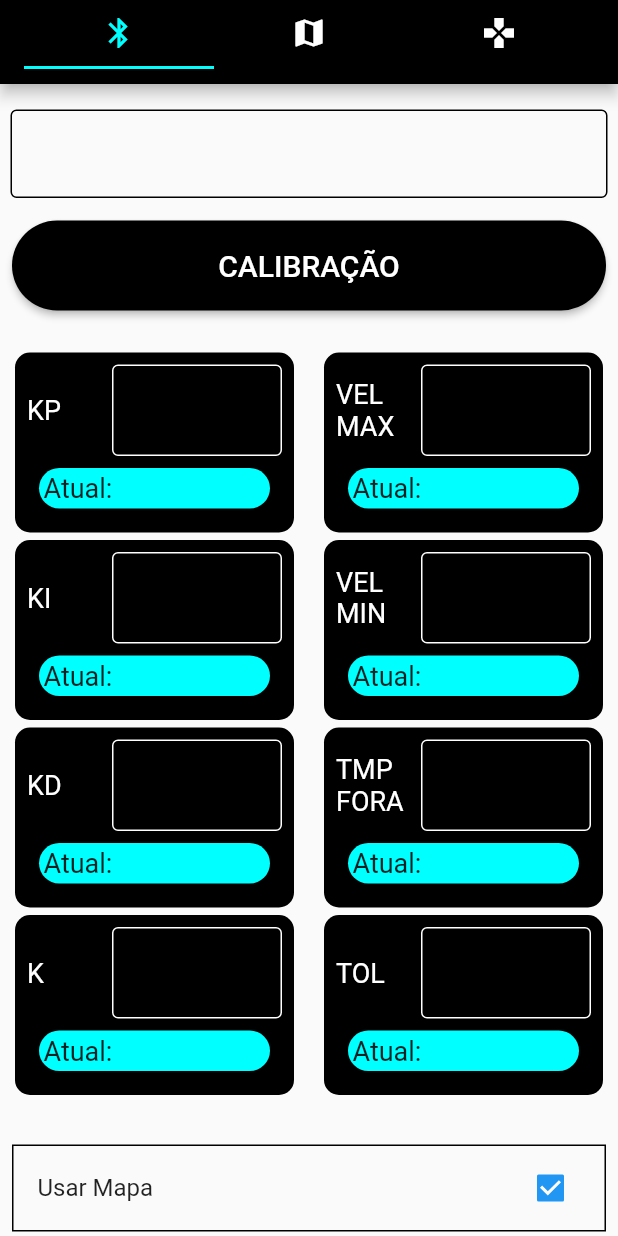
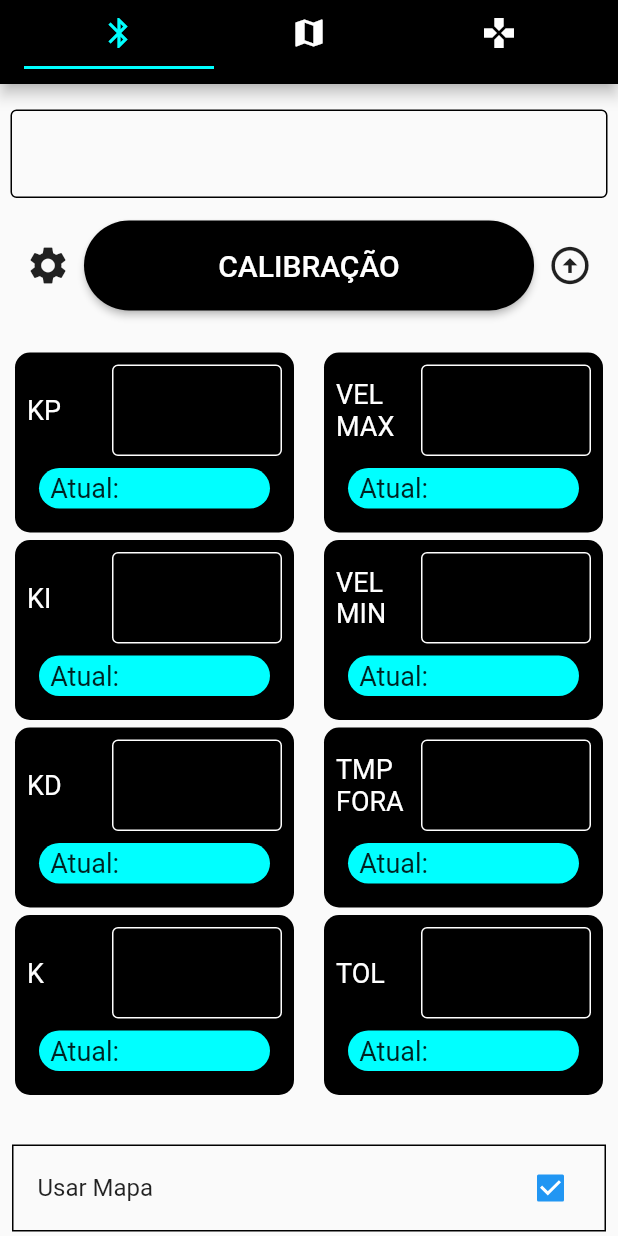
Before and after one commit to Equipe-Botcem/Seguidor_Kenlinha, a Flutter app: the screen it shows after launch, after a tap on "Usar Mapa", on a phone screen of 412 x 824 dp. Run offline on Flutter 3.47's test engine with Material 2 defaults, Android fonts, the phone set to English and light mode, and no system bars; our stand-ins replace flutter_bluetooth_serial, hive, hive_flutter; missing offline and left inert: flutter_joystick, loading_icon_button; accounts and stored records are empty.

Commit message:
Tab para controle simples e melhorias na interface

```diff
--- a/app/2023/lib/main.dart
+++ b/app/2023/lib/main.dart
@@ -1,6 +1,7 @@
 // ignore_for_file: prefer_const_constructors
 
 import 'dart:convert';
+import 'package:flutter/services.dart';
 import 'package:controle/hive_config.dart';
 import 'package:flutter/material.dart';
 import 'package:flutter_bluetooth_serial/flutter_bluetooth_serial.dart';
@@ -11,6 +12,8 @@ import 'package:flutter_joystick/flutter_joystick.dart';
 
 void main() async {
   WidgetsFlutterBinding.ensureInitialized();
+  SystemChrome.setPreferredOrientations(
+    [DeviceOrientation.portraitUp]);
   await HiveConfig.start();
   runApp(const MainApp());
 }
@@ -77,6 +80,7 @@ class MainPageState extends State<MainPage>with SingleTickerProviderStateMixin {
   double _x = 0, _y = 0, step = 100;
 
   bool initial = true;
+  bool atual_const = false;
   MainPageState(){
     if(!initial) setState((){});
     initial = false;
@@ -184,6 +188,20 @@ class MainPageState extends State<MainPage>with SingleTickerProviderStateMixin {
 
   Container campoConst(String nome, TextEditingController ctrl, {String vlAtual = "", int flex = 1}){
     double sfont = 18;
+    if(atual_const){
+      return Container(margin: EdgeInsets.only(bottom: 5), padding: EdgeInsets.all(8), decoration: BoxDecoration(borderRadius: BorderRadius.circular(10), color: Color.fromRGBO(0, 0, 0, 1)), child:
+      Column( children:[
+        Container(
+          decoration: BoxDecoration(borderRadius: BorderRadius.circular(30),color: corBotAzul,),
+          margin: EdgeInsets.all(8),
+          padding: EdgeInsets.all(3),
+
+          width: double.infinity,
+          child: Text(" $nome: $vlAtual", style: TextStyle(fontSize: 18),),
+        ),
+      ])
+    );
+    }
     return Container(margin: EdgeInsets.only(bottom: 5), padding: EdgeInsets.all(8), decoration: BoxDecoration(borderRadius: BorderRadius.circular(10), color: Color.fromRGBO(0, 0, 0, 1)), child:
       Column( children:[
         Row(
@@ -212,14 +230,15 @@ class MainPageState extends State<MainPage>with SingleTickerProviderStateMixin {
           padding: EdgeInsets.all(3),
 
           width: double.infinity,
-          child: Text("Atual: $vlAtual", style: TextStyle(fontSize: 18),),
+          child: Text(" Atual: $vlAtual", style: TextStyle(fontSize: 18),),
         ),
       ])
     );
   }
 
-  Expanded fillButton(Function onpressed, Widget child, double borderRadius){
+  Expanded fillButton(Function onpressed, Widget child, double borderRadius, {int f = 1}){
     return Expanded(
+      flex: f,
       child: ElevatedButton(
         onPressed: () => onpressed(),
         style: ElevatedButton.styleFrom(
@@ -269,7 +288,7 @@ class MainPageState extends State<MainPage>with SingleTickerProviderStateMixin {
 
   void readBLE(data){
     data = ascii.decode(data);
-    serial.text += "\n${data.toString()} ;;; ";
+    serial.text += "\n${data.toString()}";
     if(data.toString()[0] == "T"){
       receiveConsts(data.toString());
     }
@@ -530,6 +549,20 @@ class MainPageState extends State<MainPage>with SingleTickerProviderStateMixin {
   //Tabs
 
   Tab bluetoothTab(){
+    Icon expandir = Icon(Icons.arrow_circle_down);
+    Widget mapa = Padding(padding: EdgeInsets.all(0));
+    if(!atual_const) {
+      expandir = Icon(Icons.arrow_circle_up);
+      mapa = Padding(
+            padding: EdgeInsets.all(8),
+            child: CheckboxListTile(
+              value: USE_MAP,
+              shape: Border.all(),
+              onChanged: (value) => setState((){USE_MAP = (value ?? false);}),
+              title: Text("Usar Mapa"),
+            )
+          );
+    }
     List<Widget> elementos = [
         Column(children: [
           //Serial textfield
@@ -562,7 +595,9 @@ class MainPageState extends State<MainPage>with SingleTickerProviderStateMixin {
           Padding(
             padding: EdgeInsets.all(8),
             child: Row( children: [
+              IconButton(onPressed: () => sendCMD("T"), icon: Icon(Icons.settings), iconSize: 30,),
               fillButton( () => sendCMD("C"), Text("CALIBRAÇÃO", style: TextStyle(fontSize: 20),), 30),
+              IconButton(onPressed: () => setState(() {atual_const = !atual_const;}), icon: expandir, iconSize: 30,),
               /*SizedBox(width: 10,),
               fillButton( () => sendCMD("T"), Text("RECEBE CONST", style: TextStyle(fontSize: 20),), 30),*/
               ])
@@ -588,16 +623,9 @@ class MainPageState extends State<MainPage>with SingleTickerProviderStateMixin {
               //ElevatedButton(onPressed: () => {serial.text += "\n\n\n\n\n\n\n\n\n\n\n\nTeste"}, child: Text("Testar Serial"))
             ],
           ),
+
           //campoConst("MAPA", MAPA, vlAtual: ""),
-          Padding(
-            padding: EdgeInsets.all(8),
-            child: CheckboxListTile(
-              value: USE_MAP,
-              shape: Border.all(),
-              onChanged: (value) => setState((){USE_MAP = (value ?? false);}),
-              title: Text("Usar Mapa"),
-            )
-          ),
+          mapa,
 
           Padding(
             padding: EdgeInsets.all(8),
@@ -652,8 +680,16 @@ class MainPageState extends State<MainPage>with SingleTickerProviderStateMixin {
     return Tab(child: Container(
       padding: EdgeInsets.all(8),
       alignment: Alignment.topCenter,
-      child:Column(children:[
-        Container(
+      child:Column(
+      children:[
+        Expanded(child: SizedBox()),
+        fillButton( () => sendCMD("C"), Text("CALIBRAÇÃO", style: TextStyle(fontSize: 20),), 30, f:2),
+        Expanded(child: SizedBox()),
+        fillButton( () => sendCMD("R"), Text("RUN", style: TextStyle(fontSize: 20,color: corBotAzul),), 30, f:2),
+        Expanded(child: SizedBox()),
+        fillButton( () => sendCMD("P"), Text("STOP", style: TextStyle(fontSize: 20,color: corBotAzul),), 30, f:2),
+        Expanded(child: SizedBox()),
+        /*Container(
           padding: EdgeInsets.all(8),
           child: Text("MAPA:\n\n(0 -> CURVA | 1 -> RETA)",style: TextStyle(fontSize: 20), textAlign: TextAlign.center,)
         ),
@@ -667,7 +703,7 @@ class MainPageState extends State<MainPage>with SingleTickerProviderStateMixin {
             enabledBorder: OutlineInputBorder(borderSide: BorderSide(color: Color.fromARGB(255, 0, 0, 0))),
             focusedBorder: OutlineInputBorder(borderSide: BorderSide(color: Color.fromARGB(255, 0, 85, 255)))
           ),
-        )
+        )*/
       ])
     )
   );
```
